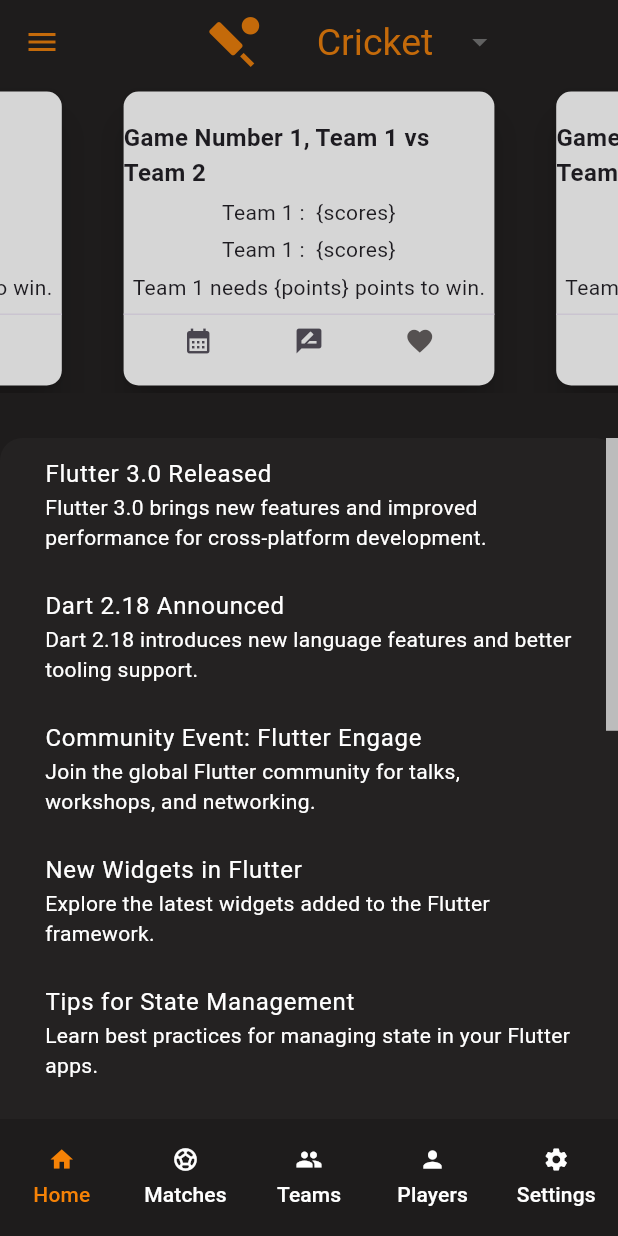
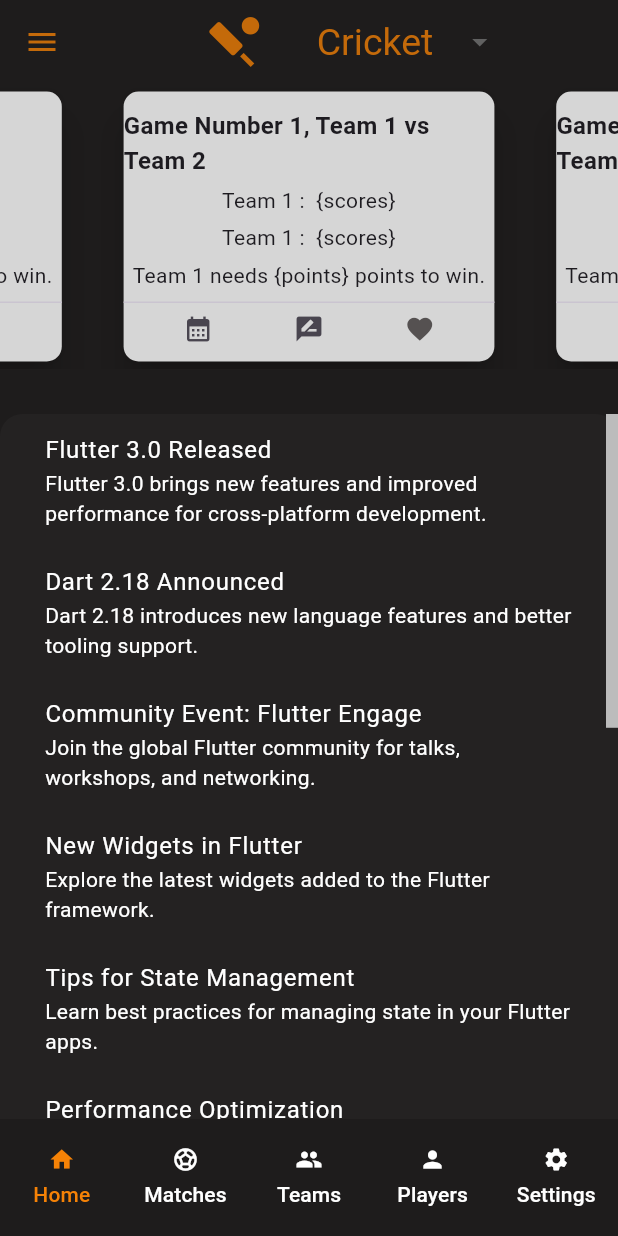
Before and after one commit to ShivamGlotra/flutterApp, a Flutter app: the screen it shows after launch, on a phone screen of 412 x 824 dp. Run offline on Flutter 3.47's test engine with Material 3 defaults, Android fonts, the phone set to English and light mode, and no system bars; drawn by our look-alikes of carousel_slider.

Commit message:
minor fix

```diff
--- a/lib/main.dart
+++ b/lib/main.dart
@@ -16,7 +16,7 @@ class MyApp extends StatelessWidget {
   Widget build(BuildContext context) {
     return MaterialApp(
       title: 'Game App',
-      theme: ThemeData(primarySwatch: Colors.blue),
+
       debugShowCheckedModeBanner: false,
       initialRoute: '/',
       routes: {
@@ -26,6 +26,15 @@ class MyApp extends StatelessWidget {
         '/players': (context) => const PlayersScreen(),
         '/settings': (context) => const SettingsScreen(),
       },
+      theme: ThemeData(
+        // primarySwatch: Colors.blue,
+        pageTransitionsTheme: const PageTransitionsTheme(
+          builders: {
+            TargetPlatform.windows: FadeUpwardsPageTransitionsBuilder(),
+            TargetPlatform.android: FadeUpwardsPageTransitionsBuilder(),
+            TargetPlatform.iOS: FadeUpwardsPageTransitionsBuilder(),
+          },
+        ),
         // onGenerateRoute: (settings) {
         //   Widget page;
         //   switch (settings.name) {
@@ -54,6 +63,7 @@ class MyApp extends StatelessWidget {
         //     },
         //   );
         // },
+      ),
     );
   }
 }
--- a/lib/screens/matches_screen.dart
+++ b/lib/screens/matches_screen.dart
@@ -32,6 +32,7 @@ class _MatchesScreenState extends State<MatchesScreen>
       appBar: AppBar(
         title: Text('Matches'),
         automaticallyImplyLeading: false,
+        centerTitle: true,
         titleTextStyle: const TextStyle(
           fontSize: 25,
           color: Color.fromARGB(255, 246, 130, 6),
--- a/lib/screens/players_screen.dart
+++ b/lib/screens/players_screen.dart
@@ -17,6 +17,7 @@ class _PlayersScreenState extends State<PlayersScreen> {
       appBar: AppBar(
         title: Text('Players'),
         automaticallyImplyLeading: false,
+        centerTitle: true,
         titleTextStyle: const TextStyle(
           fontSize: 25,
           color: Color.fromARGB(255, 246, 130, 6),
--- a/lib/screens/settings_screen.dart
+++ b/lib/screens/settings_screen.dart
@@ -17,6 +17,7 @@ class _SettingsScreenState extends State<SettingsScreen> {
       appBar: AppBar(
         title: Text('Settings'),
         automaticallyImplyLeading: false,
+        centerTitle: true,
         titleTextStyle: const TextStyle(
           fontSize: 25,
           color: Color.fromARGB(255, 246, 130, 6),
--- a/lib/screens/teams_screen.dart
+++ b/lib/screens/teams_screen.dart
@@ -17,6 +17,7 @@ class _TeamsScreenState extends State<TeamsScreen> {
       appBar: AppBar(
         title: Text('Teams'),
         automaticallyImplyLeading: false,
+        centerTitle: true,
         titleTextStyle: const TextStyle(
           fontSize: 25,
           color: Color.fromARGB(255, 246, 130, 6),
--- a/lib/widgets/score_cards.dart
+++ b/lib/widgets/score_cards.dart
@@ -15,7 +15,7 @@ class _ScoreCardsState extends State<ScoreCards> {
   Widget build(BuildContext context) {
     return CarouselSlider(
       options: CarouselOptions(
-        height: MediaQuery.of(context).size.height * 0.25,
+        height: 190.0,
         autoPlay: false,
         viewportFraction: 0.7,
       ),
```
Also changed, not shown: lib/screens/home_screen.dart (line endings or trailing spaces). Lines whose indentation alone changed are shown as unchanged.
